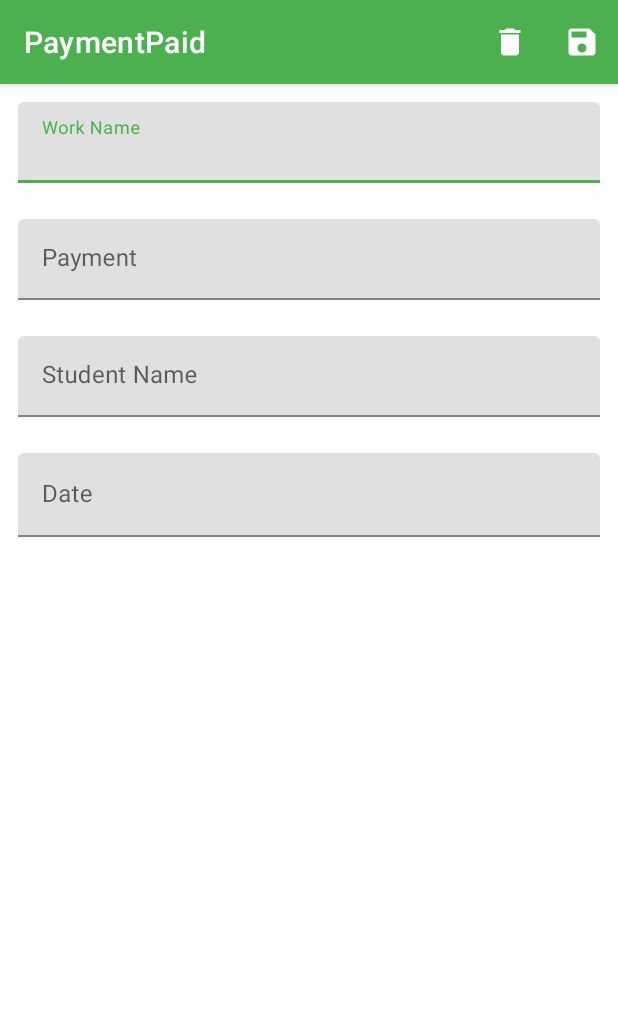
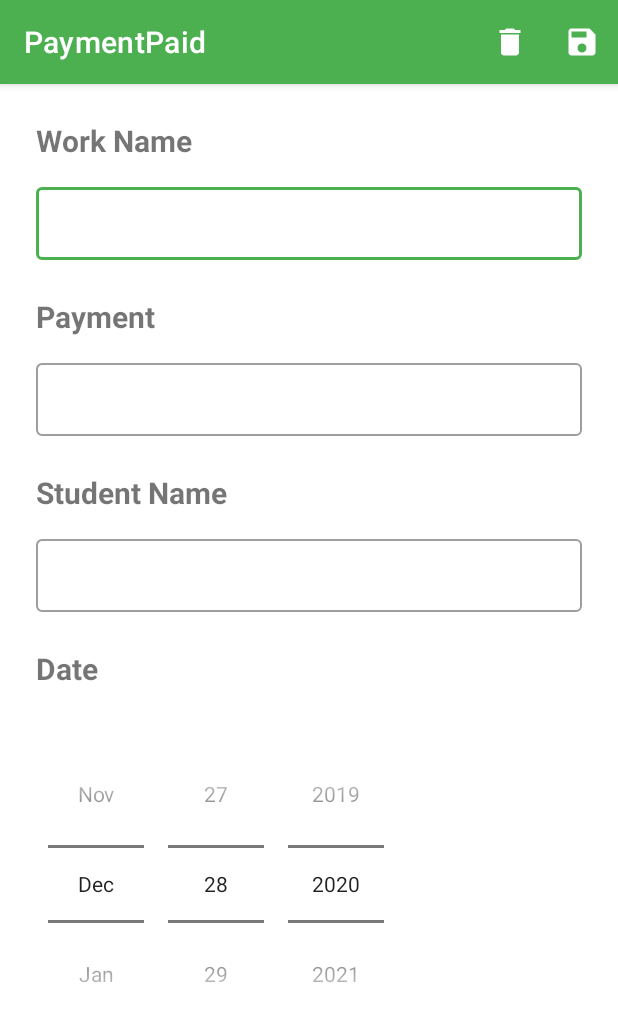
Before and after one commit to kabirnayeem99/PPayed, an Android app: the WorksActivity screen opened directly, with no data from a screen before it, after a tap on "Add new work", on a phone screen of 412 x 824 dp. Shown: the top 1021 px of the screen. Run offline under Robolectric (Android 15) with nearby library versions, the phone set to English and light mode, and no system bars; Roboto replaces fonts that are not available here.

Commit message:
👌 improve: replaces string with Date type
adds date to string and string to date conversion
implements try and catch if necessary

```diff
--- a/app/src/main/java/com/kabirnayeem99/paymentpaid/Activities/Work/WorksActivity.java
+++ b/app/src/main/java/com/kabirnayeem99/paymentpaid/Activities/Work/WorksActivity.java
@@ -16,6 +16,7 @@ import com.kabirnayeem99.paymentpaid.Database.DatabaseHelper;
 import com.kabirnayeem99.paymentpaid.Database.Work;
 import com.kabirnayeem99.paymentpaid.R;
 
+import java.text.ParseException;
 import java.util.List;
 
 public class WorksActivity extends AppCompatActivity {
@@ -29,7 +30,11 @@ public class WorksActivity extends AppCompatActivity {
     protected void onCreate(Bundle savedInstanceState) {
         super.onCreate(savedInstanceState);
         setContentView(R.layout.activity_works);
-        initViews();
+        try {
+            initViews();
+        } catch (ParseException e) {
+            e.printStackTrace();
+        }
     }
 
     @Override
@@ -51,7 +56,7 @@ public class WorksActivity extends AppCompatActivity {
         return super.onOptionsItemSelected(item);
     }
 
-    private void initViews() {
+    private void initViews() throws ParseException {
         workListRV = findViewById(R.id.workListRV);
         databaseHelper = new DatabaseHelper(WorksActivity.this);
         workList = databaseHelper.getWorkList();
--- a/app/src/main/java/com/kabirnayeem99/paymentpaid/Database/DatabaseHelper.java
+++ b/app/src/main/java/com/kabirnayeem99/paymentpaid/Database/DatabaseHelper.java
@@ -6,8 +6,12 @@ import android.database.Cursor;
 import android.database.sqlite.SQLiteDatabase;
 import android.database.sqlite.SQLiteOpenHelper;
 
+import java.text.ParseException;
+import java.text.SimpleDateFormat;
 import java.util.ArrayList;
+import java.util.Date;
 import java.util.List;
+import java.util.Locale;
 
 public class DatabaseHelper extends SQLiteOpenHelper {
 
@@ -61,7 +65,7 @@ public class DatabaseHelper extends SQLiteOpenHelper {
         db.insert(DB_WORK_TABLE, null, contentValues);
     }
 
-    public List<Work> getWorkList() {
+    public List<Work> getWorkList() throws ParseException {
         List<Work> workList = new ArrayList<>();
 
         SQLiteDatabase db = getReadableDatabase();
@@ -75,7 +79,9 @@ public class DatabaseHelper extends SQLiteOpenHelper {
                     work.setStudentName(cursor.getString(1));
                     work.setName(cursor.getString(2));
                     work.setPayment(cursor.getInt(3));
-                    work.setDate(cursor.getString(4));
+                    SimpleDateFormat sdf = new SimpleDateFormat("yyyy-MM-dd", Locale.UK);
+                    Date date = sdf.parse(cursor.getString(4));
+                    work.setDate(date);
                     workList.add(work);
                 } while (cursor.moveToNext());
             }
--- a/app/src/main/res/layout/activity_add_new_work.xml
+++ b/app/src/main/res/layout/activity_add_new_work.xml
@@ -1,10 +1,16 @@
 <?xml version="1.0" encoding="utf-8"?>
-<androidx.constraintlayout.widget.ConstraintLayout xmlns:android="http://schemas.android.com/apk/res/android"
+<ScrollView xmlns:android="http://schemas.android.com/apk/res/android"
     xmlns:app="http://schemas.android.com/apk/res-auto"
     xmlns:tools="http://schemas.android.com/tools"
     android:layout_width="match_parent"
     android:layout_height="match_parent"
+    android:layout_gravity="center"
+    android:layout_margin="12dp"
     tools:context=".Activities.Work.AddNewWorkActivity">
+
+    <androidx.constraintlayout.widget.ConstraintLayout
+        android:layout_width="match_parent"
+        android:layout_height="wrap_content">
 
         <LinearLayout
             android:layout_width="match_parent"
@@ -16,12 +22,20 @@
             app:layout_constraintStart_toStartOf="parent"
             app:layout_constraintTop_toTopOf="parent">
 
+            <TextView
+                android:layout_width="match_parent"
+                android:layout_height="wrap_content"
+                android:layout_gravity="center"
+                android:layout_margin="12dp"
+                android:text="@string/hint_work_name"
+                android:textSize="20sp"
+                android:textStyle="bold" />
+
             <com.google.android.material.textfield.TextInputLayout
                 android:id="@+id/newWorkDialogWorkName"
-            style="@style/Widget.MaterialComponents.TextInputLayout.FilledBox.Dense"
+                style="@style/Widget.MaterialComponents.TextInputLayout.OutlinedBox.Dense"
                 android:layout_width="match_parent"
-            android:layout_height="wrap_content"
-            android:hint="@string/hint_work_name">
+                android:layout_height="wrap_content">
 
                 <com.google.android.material.textfield.TextInputEditText
                     android:layout_width="match_parent"
@@ -30,12 +44,19 @@
             </com.google.android.material.textfield.TextInputLayout>
 
 
+            <TextView
+                android:layout_width="match_parent"
+                android:layout_height="wrap_content"
+                android:layout_margin="12dp"
+                android:text="@string/hint_payment"
+                android:textSize="20sp"
+                android:textStyle="bold" />
+
             <com.google.android.material.textfield.TextInputLayout
                 android:id="@+id/newWorkDialogWorkPayment"
-            style="@style/Widget.MaterialComponents.TextInputLayout.FilledBox.Dense"
+                style="@style/Widget.MaterialComponents.TextInputLayout.OutlinedBox.Dense"
                 android:layout_width="match_parent"
-            android:layout_height="wrap_content"
-            android:hint="@string/hint_payment">
+                android:layout_height="wrap_content">
 
                 <com.google.android.material.textfield.TextInputEditText
                     android:layout_width="match_parent"
@@ -45,12 +66,19 @@
             </com.google.android.material.textfield.TextInputLayout>
 
 
+            <TextView
+                android:layout_width="match_parent"
+                android:layout_height="wrap_content"
+                android:layout_margin="12dp"
+                android:text="@string/hint_student_name"
+                android:textSize="20sp"
+                android:textStyle="bold" />
+
             <com.google.android.material.textfield.TextInputLayout
                 android:id="@+id/newWorkDialogWorkStudentName"
-            style="@style/Widget.MaterialComponents.TextInputLayout.FilledBox.Dense"
+                style="@style/Widget.MaterialComponents.TextInputLayout.OutlinedBox.Dense"
                 android:layout_width="match_parent"
-            android:layout_height="wrap_content"
-            android:hint="@string/hint_student_name">
+                android:layout_height="wrap_content">
 
                 <com.google.android.material.textfield.TextInputEditText
                     android:layout_width="match_parent"
@@ -59,20 +87,21 @@
             </com.google.android.material.textfield.TextInputLayout>
 
 
-        <com.google.android.material.textfield.TextInputLayout
-            android:id="@+id/newWorkDialogWorkDate"
-            style="@style/Widget.MaterialComponents.TextInputLayout.FilledBox"
-            android:layout_width="match_parent"
-            android:layout_height="wrap_content"
-            android:hint="@string/hint_date">
-
-            <com.google.android.material.textfield.TextInputEditText
+            <TextView
                 android:layout_width="match_parent"
                 android:layout_height="wrap_content"
                 android:layout_margin="12dp"
-                android:inputType="date" />
+                android:text="@string/hint_date"
+                android:textSize="20sp"
+                android:textStyle="bold" />
 
-        </com.google.android.material.textfield.TextInputLayout>
-
+            <DatePicker
+                android:id="@+id/newWorkDialogWorkDate"
+                android:layout_width="wrap_content"
+                android:layout_height="wrap_content"
+                android:layout_margin="12dp"
+                android:calendarViewShown="false"
+                android:datePickerMode="spinner" />
         </LinearLayout>
     </androidx.constraintlayout.widget.ConstraintLayout>
+</ScrollView>
```
Also changed, not shown: app/src/main/java/com/kabirnayeem99/paymentpaid/Activities/Work/AddNewWorkActivity.java (+22 -6 lines), app/src/main/java/com/kabirnayeem99/paymentpaid/Database/Work.java (+9 -4 lines), app/src/main/res/values-night/themes.xml (+0 -10 lines), app/src/main/res/values/themes.xml (+0 -8 lines). Lines whose indentation alone changed are shown as unchanged.
